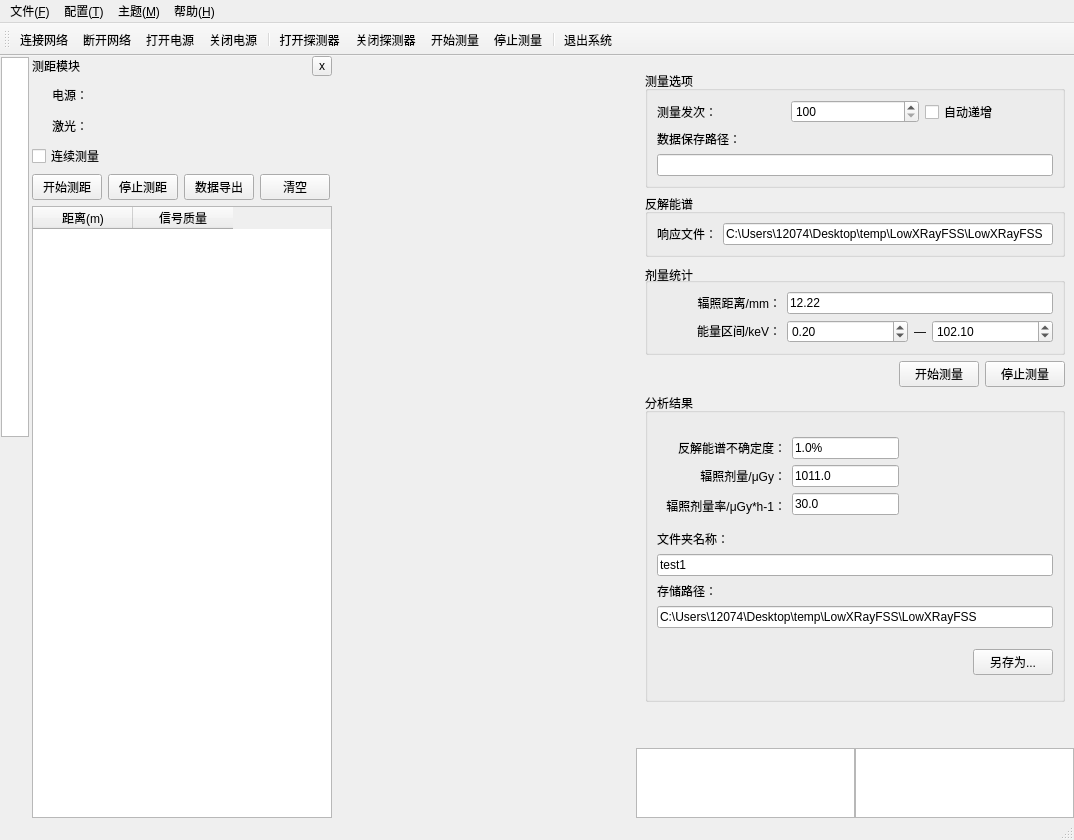
The window that mainwindow.ui (MrXiaomao/HEXRayFSS_QT) describes before a commit, drawn with Qt 5.
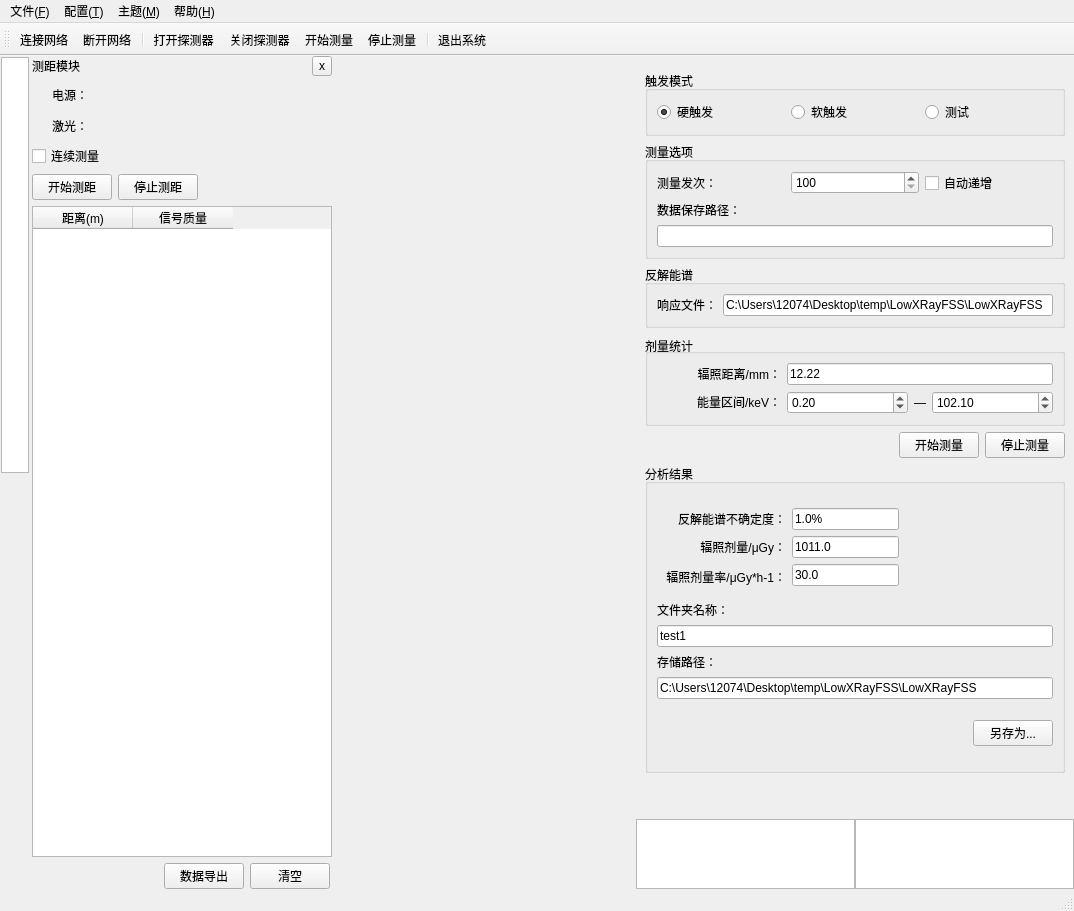
The same window after the commit. The open tabs and pages were chosen to show the change. Icons and pictures are not drawn. Custom widgets are drawn as their Qt base class.

The edit to the form file:
```diff
--- a/mainwindow.ui
+++ b/mainwindow.ui
@@ -11,7 +11,7 @@
    </rect>
   </property>
   <property name="windowTitle">
-   <string>低能滤片堆栈谱仪软件</string>
+   <string>高能滤片堆栈谱仪软件</string>
   </property>
   <widget class="QWidget" name="centralwidget">
    <layout class="QHBoxLayout" name="horizontalLayout_2" stretch="1,100,0,0">
@@ -104,7 +104,7 @@
        </size>
       </property>
       <property name="currentIndex">
-       <number>1</number>
+       <number>0</number>
       </property>
       <widget class="QWidget" name="laserDistanceWidget">
        <layout class="QVBoxLayout" name="verticalLayout_2">
@@ -260,19 +260,6 @@
           <property name="rightMargin">
            <number>2</number>
           </property>
-          <item>
-           <spacer name="horizontalSpacer_3">
-            <property name="orientation">
-             <enum>Qt::Horizontal</enum>
-            </property>
-            <property name="sizeHint" stdset="0">
-             <size>
-              <width>40</width>
-              <height>20</height>
-             </size>
-            </property>
-           </spacer>
-          </item>
           <item>
            <widget class="QPushButton" name="pushButton_startMeasureDistance">
             <property name="styleSheet">
@@ -311,6 +298,56 @@
            </widget>
           </item>
           <item>
+           <spacer name="horizontalSpacer_3">
+            <property name="orientation">
+             <enum>Qt::Horizontal</enum>
+            </property>
+            <property name="sizeHint" stdset="0">
+             <size>
+              <width>40</width>
+              <height>20</height>
+             </size>
+            </property>
+           </spacer>
+          </item>
+         </layout>
+        </item>
+        <item>
+         <widget class="QTableWidget" name="tableWidget_laser">
+          <property name="editTriggers">
+           <set>QAbstractItemView::NoEditTriggers</set>
+          </property>
+          <column>
+           <property name="text">
+            <string>距离(m)</string>
+           </property>
+          </column>
+          <column>
+           <property name="text">
+            <string>信号质量</string>
+           </property>
+          </column>
+         </widget>
+        </item>
+        <item>
+         <layout class="QHBoxLayout" name="horizontalLayout_16">
+          <property name="rightMargin">
+           <number>2</number>
+          </property>
+          <item>
+           <spacer name="horizontalSpacer_7">
+            <property name="orientation">
+             <enum>Qt::Horizontal</enum>
+            </property>
+            <property name="sizeHint" stdset="0">
+             <size>
+              <width>40</width>
+              <height>20</height>
+             </size>
+            </property>
+           </spacer>
+          </item>
+          <item>
            <widget class="QPushButton" name="pushButton_export">
             <property name="text">
              <string>数据导出</string>
@@ -334,23 +371,6 @@
           </item>
          </layout>
         </item>
-        <item>
-         <widget class="QTableWidget" name="tableWidget_laser">
-          <property name="editTriggers">
-           <set>QAbstractItemView::NoEditTriggers</set>
-          </property>
-          <column>
-           <property name="text">
-            <string>距离(m)</string>
-           </property>
-          </column>
-          <column>
-           <property name="text">
-            <string>信号质量</string>
-           </property>
-          </column>
-         </widget>
-        </item>
        </layout>
       </widget>
       <widget class="QWidget" name="detectorStatusWidget">
@@ -708,6 +728,39 @@
           <property name="bottomMargin">
            <number>0</number>
           </property>
+          <item>
+           <widget class="QGroupBox" name="groupBox_5">
+            <property name="title">
+             <string>触发模式</string>
+            </property>
+            <layout class="QHBoxLayout" name="horizontalLayout_14">
+             <item>
+              <widget class="QRadioButton" name="radioButton_hard">
+               <property name="text">
+                <string>硬触发</string>
+               </property>
+               <property name="checked">
+                <bool>true</bool>
+               </property>
+              </widget>
+             </item>
+             <item>
+              <widget class="QRadioButton" name="radioButton_soft">
+               <property name="text">
+                <string>软触发</string>
+               </property>
+              </widget>
+             </item>
+             <item>
+              <widget class="QRadioButton" name="radioButton_test">
+               <property name="text">
+                <string>测试</string>
+               </property>
+              </widget>
+             </item>
+            </layout>
+           </widget>
+          </item>
           <item>
            <widget class="QGroupBox" name="groupBox_4">
             <property name="title">
@@ -1439,8 +1492,6 @@
    </attribute>
    <addaction name="action_connectRelay"/>
    <addaction name="action_disconnectRelay"/>
-   <addaction name="action_powerOn"/>
-   <addaction name="action_powerOff"/>
    <addaction name="separator"/>
    <addaction name="action_connect"/>
    <addaction name="action_disconnect"/>
@@ -1605,36 +1656,6 @@
     <enum>QAction::NoRole</enum>
    </property>
   </action>
-  <action name="action_powerOn">
-   <property name="icon">
-    <iconset resource="../3rdParty/resource/resource.qrc">
-     <normaloff>:/power-on.png</normaloff>:/power-on.png</iconset>
-   </property>
-   <property name="text">
-    <string>打开电源</string>
-   </property>
-   <property name="toolTip">
-    <string>打开电源</string>
-   </property>
-   <property name="menuRole">
-    <enum>QAction::NoRole</enum>
-   </property>
-  </action>
-  <action name="action_powerOff">
-   <property name="icon">
-    <iconset resource="../3rdParty/resource/resource.qrc">
-     <normaloff>:/power-fault.png</normaloff>:/power-fault.png</iconset>
-   </property>
-   <property name="text">
-    <string>关闭电源</string>
-   </property>
-   <property name="toolTip">
-    <string>关闭电源</string>
-   </property>
-   <property name="menuRole">
-    <enum>QAction::NoRole</enum>
-   </property>
-  </action>
   <action name="action_connectRelay">
    <property name="icon">
     <iconset resource="../3rdParty/resource/resource.qrc">
```
